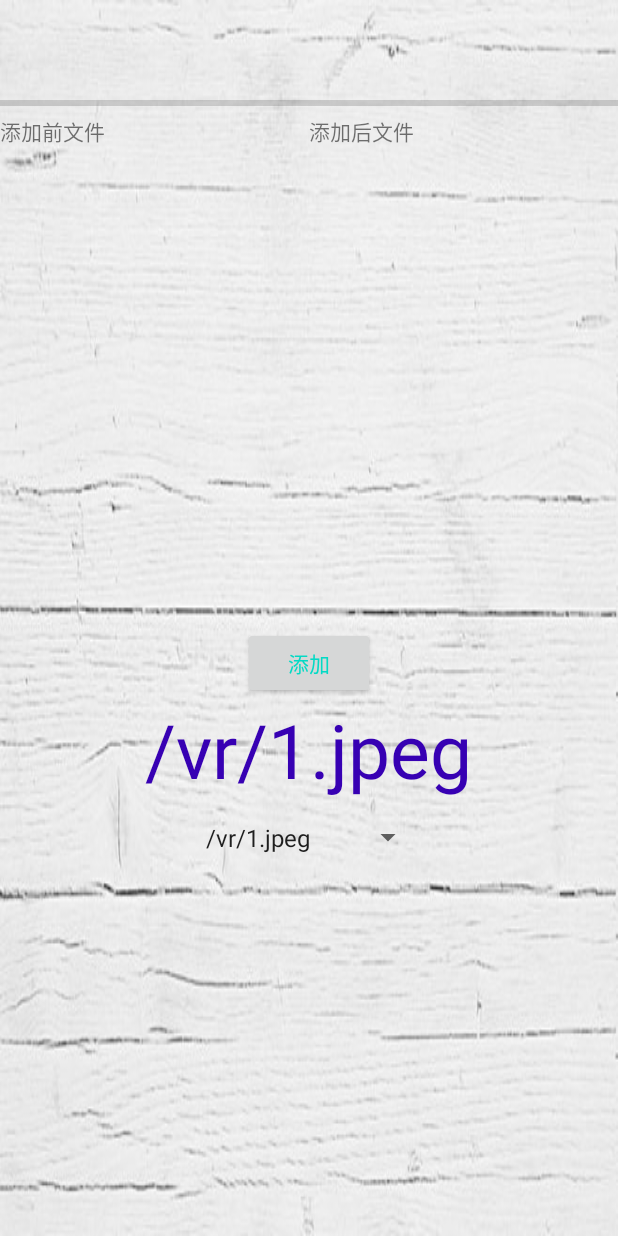
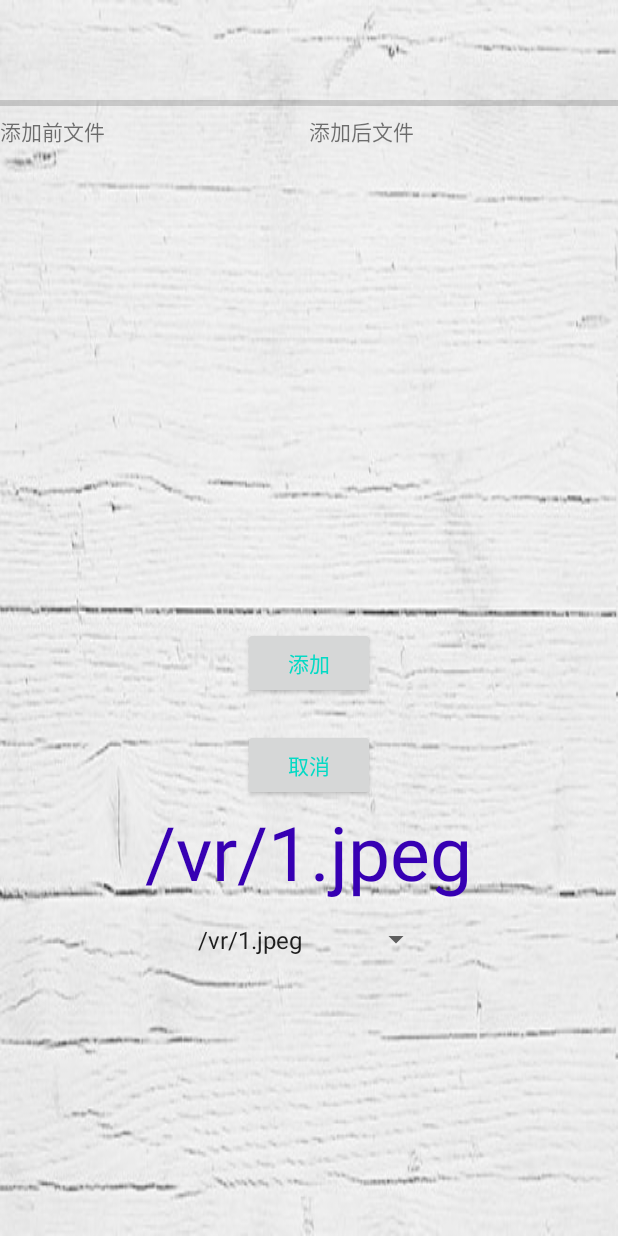
Before and after one commit to EmiliaSagiri/File-compression, an Android app: the screen it shows after launch (MainActivity), after a tap on "添加", on a phone screen of 412 x 824 dp. Run offline under Robolectric (Android 15) with nearby library versions, the phone set to English and light mode, and no system bars; libraries missing offline, so code that uses them is left out: net.lingala.zip4j; network calls fail; 1 statement that could not run was skipped.

Commit message:
增加删除按钮

```diff
--- a/fileZip2/app/src/main/java/com/example/filezip2/MainActivity.java
+++ b/fileZip2/app/src/main/java/com/example/filezip2/MainActivity.java
@@ -34,7 +34,8 @@ public class MainActivity extends Activity {
     private ProgressBar progressBar1;
     private TextView textView;
     private  Button btn;
-    private static final String[] x={"/vr/1.jpeg","/vr/2.jpeg","/vr/3.jpeg","/vr/sb/sb.txt"};
+    private  Button btn2;
+    private static final String[] x={"/vr/1.jpeg","/vr/2.jpeg","/vr/3.jpeg","/vr/sb/sb.txt","/vr/sb/test.txt"};
     private TextView tv2 ;
     private Spinner spinner;
     private ArrayAdapter<String> adapter;
@@ -88,7 +89,7 @@ public class MainActivity extends Activity {
             switch (msg2.what) {
                 case LJJ:
                     try {
-                        list = Zip4Util.fileEntry("/vr/test/5.zip");
+                        list = Zip4Util.fileEntry("/vr/test/a.zip");
                     } catch (IOException e) {
                         e.printStackTrace();
                     }
@@ -105,7 +106,7 @@ public class MainActivity extends Activity {
                     break;
                 case SB:
                     try {
-                        list = Zip4Util.fileEntry("/vr/test/5.zip");
+                        list = Zip4Util.fileEntry("/vr/test/a.zip");
                     } catch (IOException e) {
                         e.printStackTrace();
                     }
@@ -138,30 +139,23 @@ public class MainActivity extends Activity {
         LinearLayoutManager layoutManagera = new LinearLayoutManager(this);
         recyclerView1.setLayoutManager(layoutManagera);
         layoutManagera.setOrientation(LinearLayoutManager.VERTICAL);
+        View.OnClickListener myOnClickListener = new View.OnClickListener() {
+            public void onClick(View v) {
+                DownloadThread thread2 =new DownloadThread();
+                switch (v.getId()) {
+                    case R.id.add:
+                        thread2.start();
+                        productList2.clear();//清空数组，方便重复赋值
+                        break;
+                    case R.id.delete:
+                        thread2.interrupt();
+                        break;
 
-        btn.setOnClickListener(new View.OnClickListener() {
-            @Override
-            public void onClick(View v) {
-                Thread th2 = new Thread(new Runnable() {
-                    @Override
-                    public void run() {
-                        try {
-                            Zip4Util.addFile(String.valueOf(tv2.getText()), "/vr/test/5.zip", null, handler);
-                            //                  Zip4Util.AddFolder("vr/sb","vr/test/4.zip",null);
-                            //                  Zip4Util.zip("/vr/1.jpeg","/vr/test/5.zip",null);
-                            Message message2 = new Message();
-                            message2.what=LJJ;
-                            sb.sendMessage(message2);
-                        } catch (Exception e) {
-                            e.printStackTrace();
-                        }
-                    }
-                });
-                th2.start();//线程开启，该方法只能用一次
-                productList2.clear();//清空数组，方便重复赋值
+                }
             }
-        });
-
+        };
+        btn.setOnClickListener(myOnClickListener);
+        btn2.setOnClickListener(myOnClickListener);
     }
     /*
     *spinner控制下拉框，调用数组X 并给textview控件赋值
@@ -194,6 +188,7 @@ public class MainActivity extends Activity {
     public void Initialize(){
         textView = findViewById(R.id.sb);
         btn = findViewById(R.id.add);
+        btn2 = findViewById(R.id.delete);
         progressBar1 = findViewById(R.id.probar);
         tv2 = findViewById(R.id.Spinnertext);
         spinner = findViewById(R.id.hh);
@@ -203,4 +198,22 @@ public class MainActivity extends Activity {
         spinner.setOnItemSelectedListener(new SpinnerSelectedListener());//设置默认值
         spinner.setVisibility(View.VISIBLE);
     }
+    class DownloadThread extends Thread{
+
+        public void run() {
+                try {
+                    System.out.println( "begin run" );
+                       Zip4Util.addFile(String.valueOf(tv2.getText()), "/vr/test/a.zip", null, handler);
+                        //                  Zip4Util.AddFolder("vr/sb","vr/test/4.zip",null);
+//                                               Zip4Util.zip("/vr/1.jpeg","/vr/test/a.zip",null);
+                        Message message2 = new Message();
+                        message2.what = LJJ;
+                        sb.sendMessage(message2);
+
+                } catch (Exception e) {
+                    e.printStackTrace();
+                }
+
+        }
+    }
 }
--- a/fileZip2/app/src/main/java/com/example/filezip2/Zip4Util.java
+++ b/fileZip2/app/src/main/java/com/example/filezip2/Zip4Util.java
@@ -92,11 +92,8 @@ public class Zip4Util {
                 parameters.setEncryptionMethod(Zip4jConstants.ENC_METHOD_STANDARD);//加密方式
                 parameters.setPassword(password.toCharArray());//设置密码
             }
-//            if (password != null){
-//                zipFile.addFolder("/vr/sb",parameters);//添加文件夹"/vr/sb"
-//            }
-           // zipFile.addFolder("/vr/sb",parameters);//添加文件夹"/vr/sb"
             is = new FileInputStream(file);//创建一个输入流的对象
+            final ProgressMonitor progressMonitor2 = zipFile.getProgressMonitor();
             Thread thread = new Thread(new Runnable()
             {
                 @Override
@@ -106,7 +103,7 @@ public class Zip4Util {
                     Message msg = null;
                     try
                     {
-                        int precentDone = 0;
+                        int precentDone2 = 0;
                         if (handler == null)
                         {
                             return;
@@ -115,14 +112,15 @@ public class Zip4Util {
                         do {
                             // 每隔50ms,发送一个进度出去
                             Thread.sleep(50);
-                            precentDone +=2;
+                            precentDone2 = precentDone2 + (progressMonitor2.getPercentDone() + 5);
+                            Log.i(TAG, String.valueOf(precentDone2));
                             bundle = new Bundle();
-                            bundle.putInt(CompressStatus.PERCENT, precentDone);
+                            bundle.putInt(CompressStatus.PERCENT, precentDone2);
                             msg = new Message();
                             msg.what = CompressStatus.HANDLING;
                             msg.setData(bundle);
                             handler.sendMessage(msg); //通过 Handler将进度扔出去
-                        } while (precentDone<99);
+                        } while (precentDone2<99);
                             Thread.sleep(4000);
                             handler.sendEmptyMessage(CompressStatus.COMPLETED);
                     }
@@ -144,6 +142,7 @@ public class Zip4Util {
             });//资源调用结束失败
             thread.start();
             long startTime2 = System.currentTimeMillis();
+            zipFile.setRunInThread(true);
             zipFile.addStream(is, parameters);//不通过压缩，通过流的方式添加文件到压缩包.
             long consumingTime2 = (System.currentTimeMillis()- startTime2);
             ToastUtil.showToast("导入"+consumingTime2+"毫秒");
--- a/fileZip2/app/src/main/res/layout/activity_main.xml
+++ b/fileZip2/app/src/main/res/layout/activity_main.xml
@@ -65,6 +65,14 @@
         android:layout_gravity="center"
         android:layout_marginTop="20dp"
         android:textColor="@color/teal_200"/>
+    <Button
+        android:layout_width="wrap_content"
+        android:layout_height="wrap_content"
+        android:id="@+id/delete"
+        android:text="取消"
+        android:layout_gravity="center"
+        android:layout_marginTop="20dp"
+        android:textColor="@color/teal_200"/>
     <TextView
         android:layout_width="wrap_content"
         android:layout_height="wrap_content"
```
